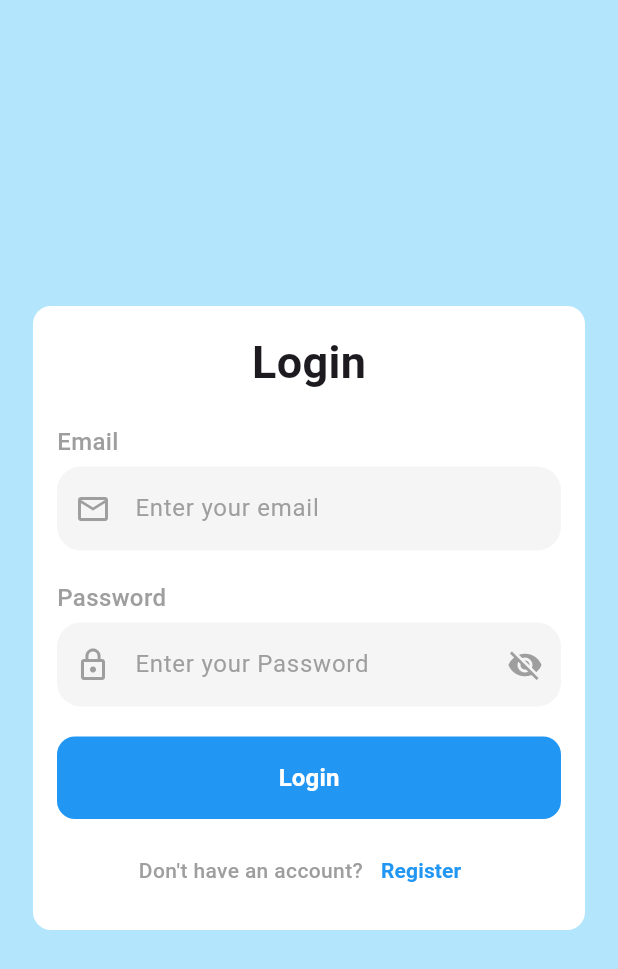
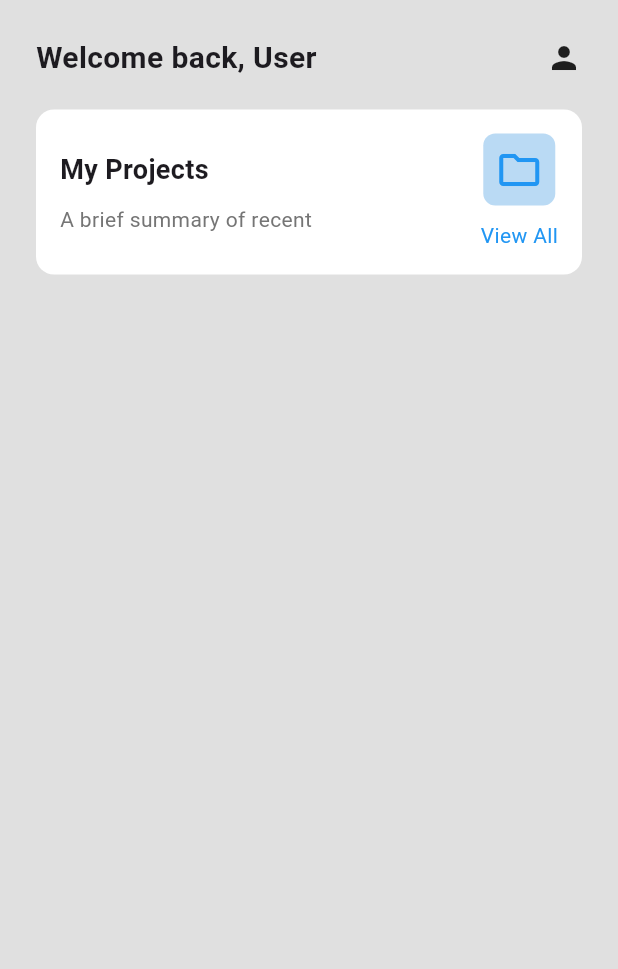
Before and after one commit to Mahmoud-Azmy/Flutter-S6, a Flutter app: the screen it shows after launch, on a phone screen of 412 x 824 dp. Shown: the top 969 px of the screen. Run offline on Flutter 3.47's test engine with Material 3 defaults, Android fonts, the phone set to English and light mode, and no system bars.

```diff
--- /dev/null
+++ b/lib/home_screen.dart
@@ -0,0 +1,86 @@
+import 'package:flutter/material.dart';
+
+class HomeTest extends StatelessWidget {
+  const HomeTest({super.key});
+
+  @override
+  Widget build(BuildContext context) {
+    return Scaffold(
+      backgroundColor: Colors.grey[300],
+      body: Padding(
+        padding: const EdgeInsets.all(24.0),
+        child: Column(
+          children: [
+            Row(
+              mainAxisAlignment: MainAxisAlignment.spaceBetween,
+              children: [
+                Text(
+                  'Welcome back, User',
+                  style: TextStyle(fontSize: 20, fontWeight: FontWeight.bold),
+                ),
+                Icon(Icons.person),
+              ],
+            ),
+            SizedBox(height: 20),
+            Container(
+              padding: EdgeInsets.all(16),
+              decoration: BoxDecoration(
+                color: Colors.white,
+                borderRadius: BorderRadius.circular(12),
+              ),
+              child: Row(
+                mainAxisAlignment: MainAxisAlignment.spaceBetween,
+                children: [
+                  Expanded(
+                    child: Column(
+                      crossAxisAlignment: CrossAxisAlignment.start,
+                      children: [
+                        Text(
+                          'My Projects',
+                          style: TextStyle(
+                            fontSize: 18,
+                            fontWeight: FontWeight.bold,
+                          ),
+                        ),
+                        SizedBox(height: 10),
+                        Text(
+                          'A brief summary of recent ',
+                          style: TextStyle(
+                            color: Colors.grey[600],
+                            overflow: TextOverflow.ellipsis,
+                          ),
+                          maxLines: 2,
+                        ),
+                      ],
+                    ),
+                  ),
+                  SizedBox(width: 16),
+                  Column(
+                    children: [
+                      Container(
+                        padding: const EdgeInsets.all(8.0),
+
+                        decoration: BoxDecoration(
+                          color: const Color.fromARGB(255, 186, 218, 244),
+                          borderRadius: BorderRadius.circular(8),
+                        ),
+                        child: Icon(
+                          Icons.folder_outlined,
+                          color: Colors.blue,
+                          size: 32,
+                        ),
+                      ),
+                      SizedBox(height: 10),
+
+                      Text('View All', style: TextStyle(color: Colors.blue)),
+                    ],
+                  ),
+                ],
+              ),
+            ),
+          ],
+        ),
+      ),
+    );
+  }
+}
--- a/lib/main.dart
+++ b/lib/main.dart
@@ -1,7 +1,5 @@
 import 'package:flutter/material.dart';
-import 'package:flutter_s6/auth/login_screen.dart';
-
-
+import 'package:flutter_s6/home_screen.dart';
 
 void main() {
   runApp(HomeWidget());
@@ -12,9 +10,6 @@ class HomeWidget extends StatelessWidget {
 
   @override
   Widget build(BuildContext context) {
-    return MaterialApp(
-      debugShowCheckedModeBanner: false,
-      home: LoginView(),
-    );
+    return MaterialApp(debugShowCheckedModeBanner: false, home: HomeTest());
   }
 }
```
Also changed, not shown: lib/auth/login_screen.dart (+64 -76 lines), lib/auth/profile_screen.dart (added, +151 -0 lines), lib/auth/sign_up.dart (+54 -51 lines).
